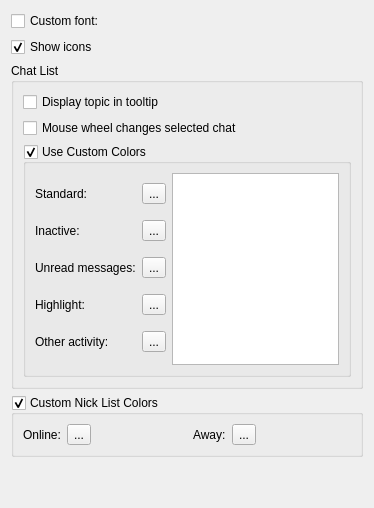
Before: the Qt Designer form src/qtui/settingspages/itemviewsettingspage.ui in quassel/quassel, drawn with Qt 5.
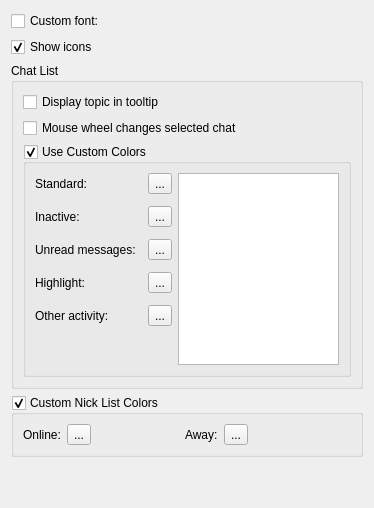
After: the same form once the commit is applied. Custom widgets are drawn as their Qt base class.

Commit message:
Add spacers to Chat & Nick Lists settings page
Add horizontal and vertical spacers to Use Custom Colors and
Custom Nick List toggles on Chat & Nick Lists settings page.  Adjust
the grid layout to maintain similar spacing as prior.

This keeps it from stretching across the entire screen when the
settings dialog is very wide (e.g. maximized).

Resolves GH-232.

Diff of the .ui file:
```diff
--- a/src/qtui/settingspages/itemviewsettingspage.ui
+++ b/src/qtui/settingspages/itemviewsettingspage.ui
@@ -112,6 +112,9 @@
         <layout class="QHBoxLayout" name="horizontalLayout">
          <item>
           <layout class="QGridLayout" name="gridLayout">
+           <property name="spacing">
+            <number>12</number>
+           </property>
            <item row="0" column="0">
             <widget class="QLabel" name="label">
              <property name="text">
@@ -232,6 +235,19 @@
              </property>
             </widget>
            </item>
+           <item row="5" column="0">
+            <spacer name="verticalSpacer_2">
+             <property name="orientation">
+              <enum>Qt::Vertical</enum>
+             </property>
+             <property name="sizeHint" stdset="0">
+              <size>
+               <width>1</width>
+               <height>1</height>
+              </size>
+             </property>
+            </spacer>
+           </item>
           </layout>
          </item>
          <item>
@@ -239,6 +255,9 @@
            <property name="orientation">
             <enum>Qt::Horizontal</enum>
            </property>
+           <property name="sizeType">
+            <enum>QSizePolicy::Preferred</enum>
+           </property>
            <property name="sizeHint" stdset="0">
             <size>
              <width>40</width>
@@ -274,6 +293,19 @@
            </column>
           </widget>
          </item>
+         <item>
+          <spacer name="horizontalSpacer_4">
+           <property name="orientation">
+            <enum>Qt::Horizontal</enum>
+           </property>
+           <property name="sizeHint" stdset="0">
+            <size>
+             <width>40</width>
+             <height>20</height>
+            </size>
+           </property>
+          </spacer>
+         </item>
         </layout>
        </widget>
       </item>
@@ -324,6 +356,9 @@
         <property name="orientation">
          <enum>Qt::Horizontal</enum>
         </property>
+        <property name="sizeType">
+         <enum>QSizePolicy::Preferred</enum>
+        </property>
         <property name="sizeHint" stdset="0">
          <size>
           <width>88</width>
```
